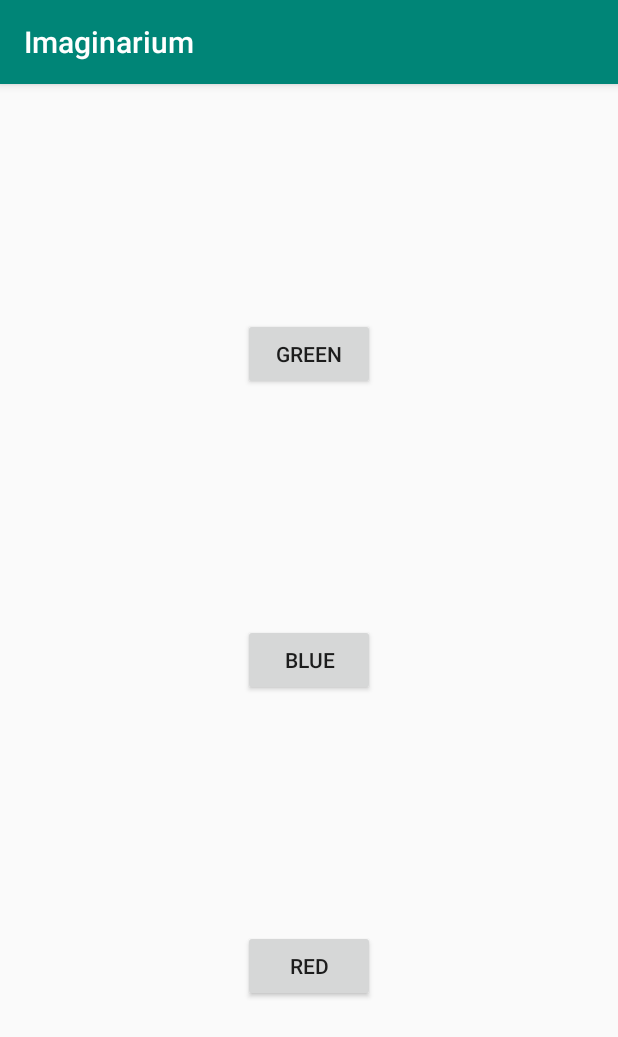
After one commit to maklakovss/Imaginarium, an Android app: the ThemeActivity screen opened directly, with no data from a screen before it, on a phone screen of 412 x 824 dp. The commit adds this screen. Shown: the top 1037 px of the screen. Run offline under Robolectric (Android 15) with nearby library versions, the phone set to English and light mode, and no system bars.

Commit message:
добавлена вторая активити с кнопками и наборы цветов 3 тем

```diff
--- a/app/build.gradle
+++ b/app/build.gradle
@@ -24,7 +24,7 @@ android {
 
 dependencies {
     implementation fileTree(dir: 'libs', include: ['*.jar'])
-    implementation"org.jetbrains.kotlin:kotlin-stdlib-jdk7:$kotlin_version"
+    implementation "org.jetbrains.kotlin:kotlin-stdlib-jdk7:$kotlin_version"
     implementation 'com.android.support:appcompat-v7:28.0.0'
     implementation 'com.android.support.constraint:constraint-layout:1.1.3'
     testImplementation 'junit:junit:4.12'
--- a/app/src/main/AndroidManifest.xml
+++ b/app/src/main/AndroidManifest.xml
@@ -9,6 +9,8 @@
             android:roundIcon="@mipmap/ic_launcher_round"
             android:supportsRtl="true"
             android:theme="@style/AppTheme">
+        <activity android:name=".ThemeActivity">
+        </activity>
         <activity android:name=".MainActivity">
             <intent-filter>
                 <action android:name="android.intent.action.MAIN"/>
--- /dev/null
+++ b/app/src/main/java/com/mss/imaginarium/ThemeActivity.kt
@@ -0,0 +1,12 @@
+package com.mss.imaginarium
+
+import android.support.v7.app.AppCompatActivity
+import android.os.Bundle
+
+class ThemeActivity : AppCompatActivity() {
+
+    override fun onCreate(savedInstanceState: Bundle?) {
+        super.onCreate(savedInstanceState)
+        setContentView(R.layout.activity_theme)
+    }
+}
--- /dev/null
+++ b/app/src/main/res/layout/activity_theme.xml
@@ -0,0 +1,34 @@
+<?xml version="1.0" encoding="utf-8"?>
+<android.support.constraint.ConstraintLayout
+        xmlns:android="http://schemas.android.com/apk/res/android"
+        xmlns:tools="http://schemas.android.com/tools"
+        xmlns:app="http://schemas.android.com/apk/res-auto"
+        android:layout_width="match_parent"
+        android:layout_height="match_parent"
+        tools:context=".ThemeActivity">
+
+    <Button
+            android:text="Green"
+            android:layout_width="wrap_content"
+            android:layout_height="wrap_content"
+            android:id="@+id/button" app:layout_constraintStart_toStartOf="parent" android:layout_marginStart="8dp"
+            app:layout_constraintEnd_toEndOf="parent" android:layout_marginEnd="8dp"
+            android:layout_marginTop="8dp" app:layout_constraintTop_toTopOf="parent"
+            app:layout_constraintHorizontal_bias="0.5" app:layout_constraintBottom_toTopOf="@+id/button2"/>
+    <Button
+            android:text="Blue"
+            android:layout_width="wrap_content"
+            android:layout_height="wrap_content"
+            android:id="@+id/button2" app:layout_constraintStart_toStartOf="parent" android:layout_marginStart="8dp"
+            app:layout_constraintEnd_toEndOf="parent" android:layout_marginEnd="8dp" android:layout_marginTop="8dp"
+            app:layout_constraintTop_toBottomOf="@+id/button" app:layout_constraintHorizontal_bias="0.5"
+            app:layout_constraintBottom_toTopOf="@+id/button3"/>
+    <Button
+            android:text="Red"
+            android:layout_width="wrap_content"
+            android:layout_height="wrap_content"
+            android:id="@+id/button3" app:layout_constraintStart_toStartOf="parent" android:layout_marginStart="8dp"
+            app:layout_constraintEnd_toEndOf="parent" android:layout_marginEnd="8dp" android:layout_marginTop="8dp"
+            app:layout_constraintTop_toBottomOf="@+id/button2" android:layout_marginBottom="8dp"
+            app:layout_constraintBottom_toBottomOf="parent" app:layout_constraintHorizontal_bias="0.5"/>
+</android.support.constraint.ConstraintLayout>
--- a/build.gradle
+++ b/build.gradle
@@ -8,7 +8,7 @@ buildscript {
 
     }
     dependencies {
-        classpath 'com.android.tools.build:gradle:3.3.2'
+        classpath 'com.android.tools.build:gradle:3.4.0'
         classpath "org.jetbrains.kotlin:kotlin-gradle-plugin:$kotlin_version"
         // NOTE: Do not place your application dependencies here; they belong
         // in the individual module build.gradle files
```
Also changed, not shown: app/src/main/res/layout/activity_main.xml (+3 -4 lines), app/src/main/res/values/colors.xml (+29 -0 lines).
